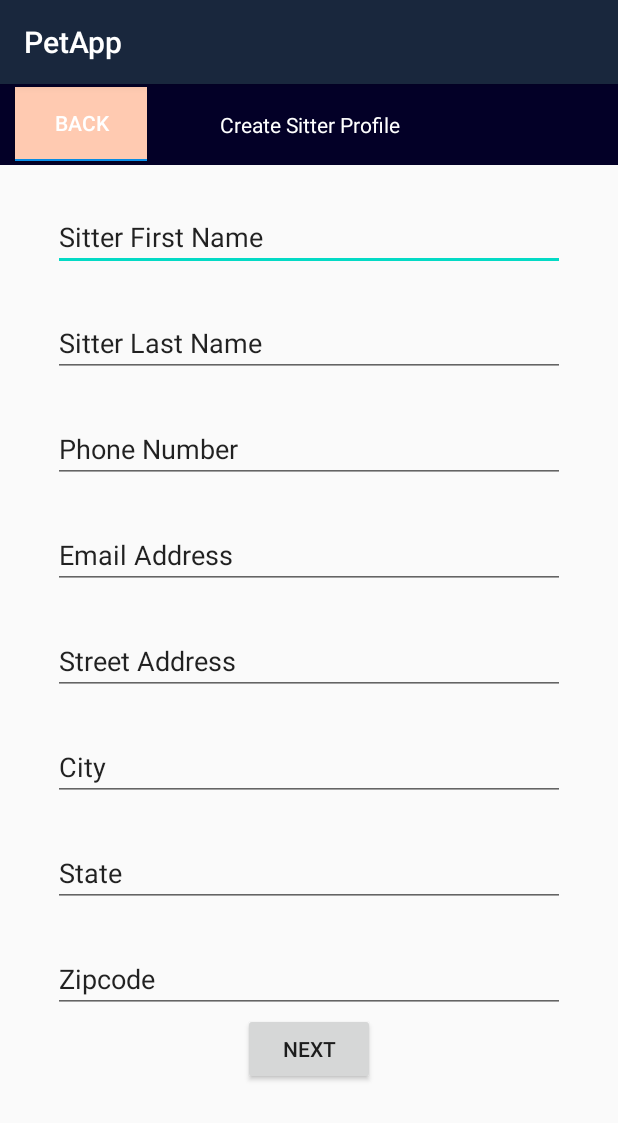
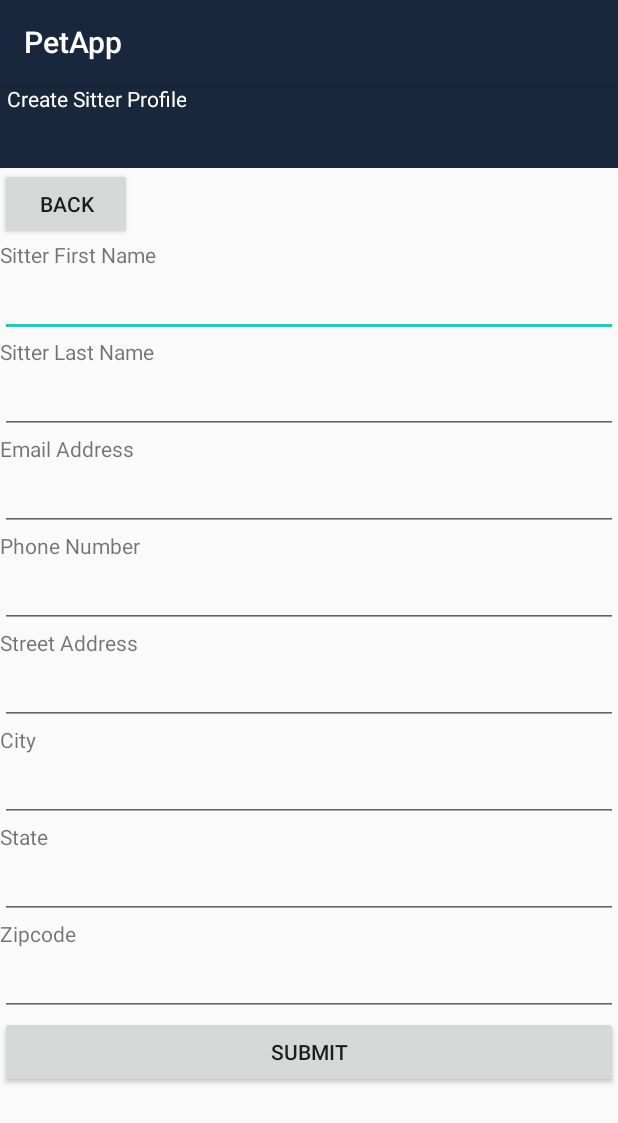
Before and after one commit to pjauth/PetApp, an Android app: the SitterProfRegistrationActivity screen opened directly, with no data from a screen before it, on a phone screen of 412 x 824 dp. Shown: the top 1123 px of the screen. Run offline under Robolectric (Android 15) with nearby library versions, the phone set to English and light mode, and no system bars; network calls fail.

Commit message:
Reworked Registration API call to send data through JSON. PHP side doesn't work fully but the JSON gets created correctly from user input.
Signed-off-by: Conor O'Brien <chobrien@loyola.edu>

```diff
--- a/app/build.gradle
+++ b/app/build.gradle
@@ -6,7 +6,7 @@ android {
 
     defaultConfig {
         applicationId "com.patrickauth.petapp"
-        minSdkVersion 16
+        minSdkVersion 19
         targetSdkVersion 30
         versionCode 1
         versionName "1.0"
--- a/app/src/main/java/com/patrickauth/petapp/APICall.java
+++ b/app/src/main/java/com/patrickauth/petapp/APICall.java
@@ -1,7 +1,10 @@
 package com.patrickauth.petapp;
 
+import android.os.Build;
 import android.os.StrictMode;
 import android.util.Log;
+
+import androidx.annotation.RequiresApi;
 
 import org.json.JSONArray;
 import org.json.JSONException;
@@ -10,10 +13,10 @@ import org.json.JSONObject;
 import java.io.BufferedReader;
 import java.io.IOException;
 import java.io.InputStreamReader;
+import java.io.OutputStream;
 import java.net.HttpURLConnection;
 import java.net.URL;
 import java.util.ArrayList;
-import java.util.Arrays;
 
 public class APICall {
     protected String endpoint = "";
@@ -53,6 +56,33 @@ public class APICall {
 
         //Read JSON response and print
         return new JSONObject(responseString);
+    }
+
+    public void sendJSONPost(JSONObject jsonToSend) {
+        try {
+            this.urlEndpoint = new URL(this.endpoint);
+            HttpURLConnection con = (HttpURLConnection) urlEndpoint.openConnection();
+            con.setRequestMethod("POST");
+            con.setRequestProperty("Content-Type", "application/json; utf-8");
+            con.setRequestProperty("Accept", "application/json");
+            con.setDoOutput(true);
+            Log.w("MA", "*** Sending: " + jsonToSend.toString());
+            try(OutputStream os = con.getOutputStream()) {
+                byte[] input = jsonToSend.toString().getBytes("utf-8");
+                os.write(input, 0, input.length);
+            }
+            try(BufferedReader br = new BufferedReader(
+                    new InputStreamReader(con.getInputStream(), "utf-8"))) {
+                StringBuilder response = new StringBuilder();
+                String responseLine = "";
+                while ((responseLine = br.readLine()) != null) {
+                    response.append(responseLine.trim());
+                }
+                Log.w("MA", "Response: " + response.toString());
+            }
+        } catch (Exception e) {
+            e.printStackTrace();
+        }
     }
 
     public ArrayList<Listing> requestNearbyListings() {
--- a/app/src/main/java/com/patrickauth/petapp/SitterProfRegistrationActivity.java
+++ b/app/src/main/java/com/patrickauth/petapp/SitterProfRegistrationActivity.java
@@ -7,19 +7,21 @@ import android.os.Bundle;
 
 import androidx.appcompat.app.AppCompatActivity;
 
-import android.util.Log;
 import android.view.View;
 import android.widget.Button;
 import android.widget.EditText;
-import java.util.ArrayList;
+
+import org.json.JSONException;
+import org.json.JSONObject;
 
 public class SitterProfRegistrationActivity extends AppCompatActivity {
     Button back;
     Button submit;
-    EditText sitter_first, sitter_last, sitter_phone, sitter_email, street, city, state, zipcode;
+    EditText editFirstName, editLastName, editPhone, editEmail, editStreet, editCity, editState, editZipCode;
+    String firstName, lastName, phone, email, street, city, state;
+    int zipcode;
     SharedPreferences sharedPreferences;
-    public static final String SITTER_PREFS = "SitterPrefs" ;
-    ArrayList<String> sitter_info = new ArrayList<String>();
+    public static final String SITTER_PREFS = "SitterPrefs";
 
 
     @Override
@@ -39,44 +41,69 @@ public class SitterProfRegistrationActivity extends AppCompatActivity {
 
     }
 
-    private void get_sitter_info(){
+    private void sendRegistration(){
+
+        APICall registrationCall = new APICall("sitter/registration.php");
+
         SharedPreferences.Editor editor = sharedPreferences.edit();
 
-        sitter_first = findViewById(R.id.sitter_first);
-        editor.putString("firstName", sitter_first.getText().toString());
+        editFirstName = findViewById(R.id.sitter_first);
+        firstName = editFirstName.getText().toString();
+        editor.putString("firstName", firstName);
 
-        sitter_last = findViewById(R.id.sitter_last);
-        editor.putString("lastName", sitter_last.getText().toString());
+        editLastName = findViewById(R.id.sitter_last);
+        lastName = editLastName.getText().toString();
+        editor.putString("lastName", lastName);
 
-        sitter_phone = findViewById(R.id.sitter_phone_number);
-        editor.putString("phone", sitter_phone.getText().toString());
+        editPhone = findViewById(R.id.sitter_phone);
+        phone = editPhone.getText().toString();
+        editor.putString("phone", phone);
 
-        sitter_email = findViewById(R.id.sitter_email);
-        editor.putString("email", sitter_email.getText().toString());
+        editEmail = findViewById(R.id.sitter_email);
+        email = editEmail.getText().toString();
+        editor.putString("email", email);
 
-        street = findViewById(R.id.sitter_street);
-        editor.putString("street", street.getText().toString());
+        editStreet = findViewById(R.id.sitter_street);
+        street = editStreet.getText().toString();
+        editor.putString("street", street);
 
-        city = findViewById(R.id.sitter_city);
-        editor.putString("email", sitter_email.getText().toString());
+        editCity = findViewById(R.id.sitter_city);
+        city = editCity.getText().toString();
+        editor.putString("email", city);
 
-        state = findViewById(R.id.sitter_state);
-        editor.putString("state", state.getText().toString());
+        editState = findViewById(R.id.sitter_state);
+        state = editState.getText().toString();
+        editor.putString("state", state);
 
-        zipcode = findViewById(R.id.zip_code);
-        editor.putInt("zipcode", Integer.parseInt(zipcode.getText().toString()));
+        editZipCode = findViewById(R.id.sitter_zipcode);
+        zipcode = Integer.parseInt(editZipCode.getText().toString());
+        editor.putInt("zipcode", zipcode);
         editor.apply();
 
-        Log.w("MA", "First: "+sitter_info.get(0)+", Last: "+sitter_info.get(1)+", Phone: "+sitter_info.get(2));
+        try {
+            JSONObject sitterJSON = new JSONObject().put("firstName", firstName)
+                    .put("lastName", lastName)
+                    .put("email", email)
+                    .put("phone", phone)
+                    .put("address", street)
+                    .put("city", city)
+                    .put("state", state)
+                    .put("zipcode", zipcode);
+            JSONObject jsonString = new JSONObject().put("newSitter", sitterJSON);
+            registrationCall.sendJSONPost(jsonString);
 
-        Intent intent = new Intent(this, SitterProfilePage.class);
-        startActivity(intent);
-        overridePendingTransition(R.anim.slide_in_right, 0);
+            // Log.w("MA", "First: "+ sitter_info.get(0)+", Last: "+sitter_info.get(1)+", Phone: "+sitter_info.get(2));
 
+            Intent intent = new Intent(this, SitterProfilePage.class);
+            startActivity(intent);
+            overridePendingTransition(R.anim.slide_in_right, 0);
+        } catch(JSONException e) {
+
+        }
     }
 
     private void go_to_preference_registration() {
-        Intent intent = new Intent(this, SitterJobPrefCreation.class);
+        Intent intent = new Intent(this, SitterProfilePage.class);
         startActivity(intent);
         overridePendingTransition(R.anim.slide_in_right, 0);
     }
@@ -100,8 +127,7 @@ public class SitterProfRegistrationActivity extends AppCompatActivity {
                     break;
 
                 case R.id.next_sitter_registration_page:
-                    get_sitter_info();
-                    go_to_preference_registration();
+                    sendRegistration();
                     break;
             }
 
--- a/app/src/main/java/com/patrickauth/petapp/SitterProfilePage.java
+++ b/app/src/main/java/com/patrickauth/petapp/SitterProfilePage.java
@@ -3,7 +3,9 @@ package com.patrickauth.petapp;
 import java.util.HashMap;
 
 import android.app.Activity;
+import android.content.Context;
 import android.content.Intent;
+import android.content.SharedPreferences;
 import android.os.Bundle;
 import android.util.Log;
 import android.view.View;
@@ -16,6 +18,8 @@ import org.json.JSONObject;
 
 public class SitterProfilePage extends Activity{
 
+    SharedPreferences sharedPreferences;
+    public static final String SITTER_PREFS = "SitterPrefs";
 
     TextView sitterName;
     TextView sitterPhone;
@@ -40,6 +44,8 @@ public class SitterProfilePage extends Activity{
         setContentView(R.layout.sitter_profile_page);
         String s = getIntent().getStringExtra("sitterEmail");
         Sitter sitter = new Sitter(1,s);
+        sharedPreferences = getSharedPreferences(SITTER_PREFS, Context.MODE_PRIVATE);
+        /*
         JSONObject jSitter = sitter.getSitter();
         try {
             first = jSitter.getString("firstName");
@@ -52,7 +58,15 @@ public class SitterProfilePage extends Activity{
 
         } catch (JSONException e) {
             e.printStackTrace();
-        }
+        }*/
+
+        first = sharedPreferences.getString("firstName", "Conor");
+        last = sharedPreferences.getString("lastName", "OBrien");
+        points = "0";
+        rating = "0";
+        street = sharedPreferences.getString("street", "123 Main St");
+        city = sharedPreferences.getString("city", "Baltimore");
+        state = sharedPreferences.getString("state", "Maryland");
 
         updateView();
         sitterName.setText(first+" "+last);
--- a/app/src/main/res/layout/sitter_prof_registration.xml
+++ b/app/src/main/res/layout/sitter_prof_registration.xml
@@ -6,205 +6,154 @@
     android:layout_width="match_parent"
     android:layout_height="match_parent">
 
+    <androidx.appcompat.widget.Toolbar
+        android:id="@+id/toolbar"
+        android:layout_width="match_parent"
+        android:layout_height="wrap_content"
+        android:background="?attr/colorPrimary"
+        android:minHeight="?attr/actionBarSize"
+        android:theme="?attr/actionBarTheme" />
+
+    <TextView
+        android:id="@+id/textView"
+        android:layout_width="wrap_content"
+        android:layout_height="wrap_content"
+        android:layout_alignBottom="@+id/toolbar"
+        android:layout_alignParentEnd="true"
+        android:layout_marginEnd="288dp"
+        android:layout_marginBottom="37dp"
+        android:gravity="center"
+        android:text="@string/sitter_registration_title"
+        android:textColor="@color/white"
+        android:visibility="visible" />
+
+    <ScrollView
+        android:layout_width="match_parent"
+        android:layout_height="match_parent"
+        android:layout_below="@+id/toolbar">
+
+        <LinearLayout
+            android:layout_width="match_parent"
+            android:layout_height="wrap_content"
+            android:orientation="vertical">
+
             <Button
                 android:id="@+id/back"
                 android:layout_width="wrap_content"
                 android:layout_height="wrap_content"
-        android:layout_marginStart="10dp"
-        android:layout_marginLeft="10dp"
-        android:layout_marginTop="2dp"
-        android:layout_marginBottom="2dp"
-        android:background="@color/apricot"
-        android:shadowDy="0"
-        android:singleLine="false"
-        android:text="@string/back_button"
-        android:textColor="@color/colorTitle"
-        />
-
-    <androidx.constraintlayout.widget.ConstraintLayout
-        android:layout_width="match_parent"
-        android:layout_height="match_parent">
-
-        <Button
-            android:id="@+id/pet_creation_form_back"
-            android:layout_width="wrap_content"
-            android:layout_height="wrap_content"
-            android:layout_marginStart="10dp"
-            android:layout_marginLeft="10dp"
-            android:layout_marginTop="2dp"
-            android:layout_marginBottom="2dp"
-            android:background="@color/colorSecondary"
-            android:shadowDy="0"
-            android:singleLine="false"
-            android:text="@string/back_button"
-            android:textColor="@color/colorTitle"
-            app:layout_constraintBottom_toBottomOf="@+id/sitter_registration_title"
-            app:layout_constraintStart_toStartOf="parent"
-            app:layout_constraintTop_toTopOf="@+id/sitter_registration_title" />
+                android:text="@string/back_button" />
 
             <TextView
-            android:id="@+id/sitter_registration_title"
-            android:layout_width="0dp"
-            android:layout_height="54dp"
-            android:background="@color/oxfordBlue"
-            android:gravity="center"
-            android:text="@string/sitter_registration_title"
-            android:textColor="@color/white"
-            app:layout_constraintEnd_toEndOf="parent"
-            app:layout_constraintHorizontal_bias="0.498"
-            app:layout_constraintStart_toStartOf="parent"
-            app:layout_constraintTop_toTopOf="parent" />
+                android:id="@+id/registration_firstname_label"
+                android:layout_width="match_parent"
+                android:layout_height="wrap_content"
+                android:text="@string/sitter_first_name_label_string" />
 
             <EditText
                 android:id="@+id/sitter_first"
-            android:layout_width="0dp"
+                android:layout_width="match_parent"
                 android:layout_height="wrap_content"
-            android:layout_marginStart="35dp"
-            android:layout_marginLeft="35dp"
-            android:layout_marginTop="25dp"
-            android:layout_marginEnd="35dp"
-            android:layout_marginRight="35dp"
                 android:ems="10"
-            android:importantForAutofill="yes"
-            android:inputType="textPersonName"
-            android:text="@string/sitter_first_name_label_string"
-            app:layout_constraintEnd_toEndOf="parent"
-            app:layout_constraintHorizontal_bias="0.0"
-            app:layout_constraintStart_toStartOf="parent"
-            app:layout_constraintTop_toBottomOf="@+id/sitter_registration_title" />
+                android:inputType="textPersonName" />
+
+            <TextView
+                android:id="@+id/registration_lastname_label"
+                android:layout_width="match_parent"
+                android:layout_height="wrap_content"
+                android:text="@string/sitter_last_name_label_string" />
 
             <EditText
                 android:id="@+id/sitter_last"
-            android:layout_width="0dp"
+                android:layout_width="match_parent"
                 android:layout_height="wrap_content"
-            android:layout_marginStart="35dp"
-            android:layout_marginLeft="35dp"
-            android:layout_marginTop="25dp"
-            android:layout_marginEnd="35dp"
-            android:layout_marginRight="35dp"
-            android:hint="@string/pet_type_hint"
-            android:text="@string/sitter_last_name_label_string"
-            app:layout_constraintEnd_toEndOf="parent"
-            app:layout_constraintStart_toStartOf="parent"
-            app:layout_constraintTop_toBottomOf="@+id/sitter_first" />
+                android:ems="10"
+                android:inputType="textPersonName" />
 
-        <EditText
-            android:id="@+id/sitter_phone_number"
-            android:layout_width="0dp"
+            <TextView
+                android:id="@+id/registration_email_label"
+                android:layout_width="match_parent"
                 android:layout_height="wrap_content"
-            android:layout_marginStart="35dp"
-            android:layout_marginLeft="35dp"
-            android:layout_marginTop="25dp"
-            android:layout_marginEnd="35dp"
-            android:layout_marginRight="35dp"
-            android:ems="10"
-            android:gravity="start|top"
-            android:importantForAutofill="yes"
-            android:inputType="phone"
-            android:text="@string/sitter_phone_number_string"
-            app:layout_constraintEnd_toEndOf="parent"
-            app:layout_constraintStart_toStartOf="parent"
-            app:layout_constraintTop_toBottomOf="@+id/sitter_last" />
+                android:text="@string/email_label" />
 
             <EditText
                 android:id="@+id/sitter_email"
-            android:layout_width="0dp"
+                android:layout_width="match_parent"
                 android:layout_height="wrap_content"
-            android:layout_marginStart="35dp"
-            android:layout_marginLeft="35dp"
-            android:layout_marginTop="25dp"
-            android:layout_marginEnd="35dp"
-            android:layout_marginRight="35dp"
                 android:ems="10"
-            android:gravity="start|top"
-            android:importantForAutofill="yes"
-            android:inputType="textEmailAddress"
-            android:text="@string/email_label"
-            app:layout_constraintEnd_toEndOf="parent"
-            app:layout_constraintStart_toStartOf="parent"
-            app:layout_constraintTop_toBottomOf="@+id/sitter_phone_number" />
+                android:inputType="none|textEmailAddress" />
+
+            <TextView
+                android:id="@+id/registration_phone_label"
+                android:layout_width="match_parent"
+                android:layout_height="wrap_content"
+                android:text="@string/sitter_phone_number_string" />
+
+            <EditText
+                android:id="@+id/sitter_phone"
+                android:layout_width="match_parent"
+                android:layout_height="wrap_content"
+                android:ems="10"
+                android:inputType="none|phone" />
+
+            <TextView
+                android:id="@+id/registration_street_label"
+                android:layout_width="match_parent"
+                android:layout_height="wrap_content"
+                android:text="@string/street_address" />
+
+            <EditText
+                android:id="@+id/sitter_street"
+                android:layout_width="match_parent"
+                android:layout_height="wrap_content"
+                android:ems="10"
+                android:inputType="none|textPostalAddress" />
+
+            <TextView
+                android:id="@+id/registration_city_label"
+                android:layout_width="match_parent"
+                android:layout_height="wrap_content"
+                android:text="@string/city" />
+
+            <EditText
+                android:id="@+id/sitter_city"
+                android:layout_width="match_parent"
+                android:layout_height="wrap_content"
+                android:ems="10"
+                android:inputType="none|textPostalAddress" />
+
+            <TextView
+                android:id="@+id/registration_state_label"
+                android:layout_width="match_parent"
+                android:layout_height="wrap_content"
+                android:text="@string/state" />
+
+            <EditText
+                android:id="@+id/sitter_state"
+                android:layout_width="match_parent"
+                android:layout_height="wrap_content"
+                android:ems="10"
+                android:inputType="none|textPostalAddress" />
+
+            <TextView
+                android:id="@+id/registration_zipcode_label"
+                android:layout_width="match_parent"
+                android:layout_height="wrap_content"
+                android:text="@string/zipcode" />
+
+            <EditText
+                android:id="@+id/sitter_zipcode"
+                android:layout_width="match_parent"
+                android:layout_height="wrap_content"
+                android:ems="10"
+                android:inputType="none|textPostalAddress" />
 
             <Button
                 android:id="@+id/next_sitter_registration_page"
-            android:layout_width="wrap_content"
+                android:layout_width="match_parent"
                 android:layout_height="wrap_content"
-            android:layout_marginStart="162dp"
-            android:layout_marginLeft="162dp"
-            android:layout_marginEnd="162dp"
-            android:layout_marginRight="162dp"
-            android:text="@string/next_button"
-            app:layout_constraintEnd_toEndOf="parent"
-            app:layout_constraintHorizontal_bias="1.0"
-            app:layout_constraintStart_toStartOf="parent"
-            app:layout_constraintTop_toBottomOf="@+id/sitter_zipcode" />
+                android:text="@string/submit_button" />
 
-        <EditText
-            android:id="@+id/sitter_street"
-            android:layout_width="0dp"
-            android:layout_height="wrap_content"
-            android:layout_marginStart="35dp"
-            android:layout_marginLeft="35dp"
-            android:layout_marginTop="25dp"
-            android:layout_marginEnd="35dp"
-            android:layout_marginRight="35dp"
-            android:ems="10"
-            android:inputType="none|textPostalAddress"
-            android:text="@string/street_address"
-            app:layout_constraintEnd_toEndOf="parent"
-            app:layout_constraintStart_toStartOf="parent"
-            app:layout_constraintTop_toBottomOf="@+id/sitter_email"
-            android:autofillHints="" />
+        </LinearLayout>
+    </ScrollView>
 
-        <EditText
-            android:id="@+id/sitter_city"
-            android:layout_width="0dp"
-            android:layout_height="wrap_content"
-            android:layout_marginStart="35dp"
-            android:layout_marginLeft="35dp"
-            android:layout_marginTop="25dp"
-            android:layout_marginEnd="35dp"
-            android:layout_marginRight="35dp"
-            android:ems="10"
-            android:inputType="none|textCapWords"
-            android:text="@string/city"
-            app:layout_constraintEnd_toEndOf="parent"
-            app:layout_constraintHorizontal_bias="0.0"
-            app:layout_constraintStart_toStartOf="parent"
-            app:layout_constraintTop_toBottomOf="@+id/sitter_street" />
-
-        <EditText
-            android:id="@+id/sitter_state"
-            android:layout_width="0dp"
-            android:layout_height="wrap_content"
-            android:layout_marginStart="35dp"
-            android:layout_marginLeft="35dp"
-            android:layout_marginTop="25dp"
-            android:layout_marginEnd="35dp"
-            android:layout_marginRight="35dp"
-            android:ems="10"
-            android:inputType="none|textCapWords"
-            android:text="@string/state"
-            app:layout_constraintEnd_toEndOf="parent"
-            app:layout_constraintHorizontal_bias="0.0"
-            app:layout_constraintStart_toStartOf="parent"
-            app:layout_constraintTop_toBottomOf="@+id/sitter_city" />
-
-        <EditText
-            android:id="@+id/sitter_zipcode"
-            android:layout_width="0dp"
-            android:layout_height="wrap_content"
-            android:layout_marginStart="35dp"
-            android:layout_marginLeft="35dp"
-            android:layout_marginTop="25dp"
-            android:layout_marginEnd="35dp"
-            android:layout_marginRight="35dp"
-            android:ems="10"
-            android:inputType="none|number"
-            android:text="@string/zipcode"
-            app:layout_constraintEnd_toEndOf="parent"
-            app:layout_constraintHorizontal_bias="0.0"
-            app:layout_constraintStart_toStartOf="parent"
-            app:layout_constraintTop_toBottomOf="@+id/sitter_state" />
-
-    </androidx.constraintlayout.widget.ConstraintLayout>
 </RelativeLayout>
```
Lines whose indentation alone changed are shown as unchanged.
